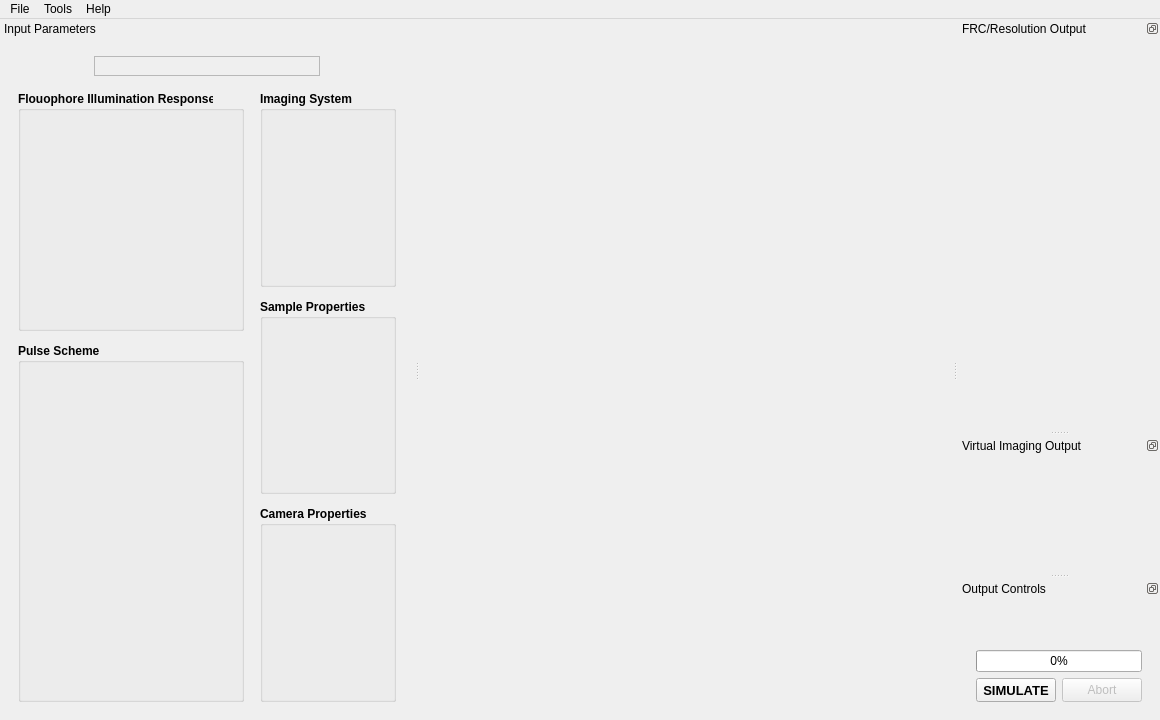
The window that frcpredict/ui/main/main_window_w.ui (Bodeeen/Resolution_prediction_software) describes before a commit, drawn with Qt 5.
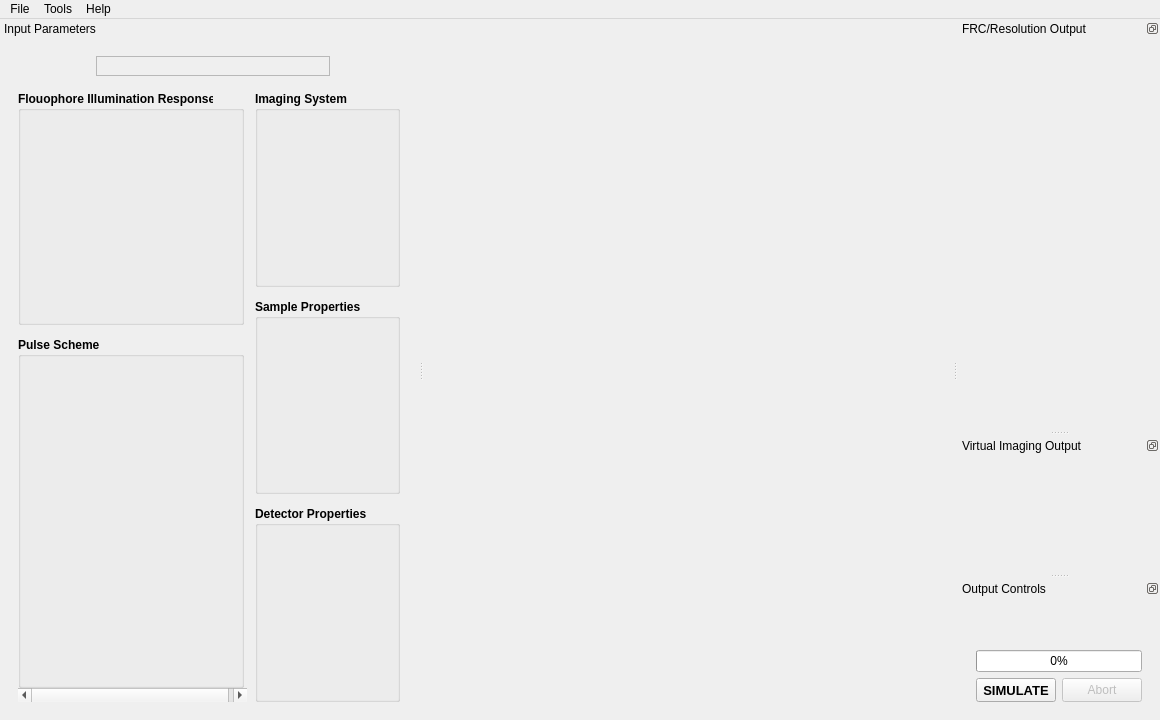
The same window after the commit. Custom widgets are drawn as their Qt base class.

Commit message: feat: detector properties instead of camera properties (#12)

Patch:
```diff
--- a/frcpredict/ui/main/main_window_w.ui
+++ b/frcpredict/ui/main/main_window_w.ui
@@ -164,7 +164,7 @@
       <number>18</number>
      </property>
      <property name="rightMargin">
-      <number>18</number>
+      <number>10</number>
      </property>
      <property name="bottomMargin">
       <number>18</number>
@@ -245,45 +245,43 @@
         </layout>
        </item>
        <item>
-        <widget class="QScrollArea" name="scrollArea">
-         <property name="frameShape">
-          <enum>QFrame::NoFrame</enum>
-         </property>
-         <property name="widgetResizable">
-          <bool>true</bool>
-         </property>
-         <widget class="QWidget" name="scrollAreaWidgetContents">
-          <property name="geometry">
-           <rect>
-            <x>0</x>
-            <y>0</y>
-            <width>358</width>
-            <height>598</height>
-           </rect>
-          </property>
-          <layout class="QGridLayout" name="gridLayout_6">
-           <property name="leftMargin">
-            <number>0</number>
-           </property>
-           <property name="topMargin">
-            <number>0</number>
-           </property>
-           <property name="rightMargin">
-            <number>0</number>
-           </property>
-           <property name="bottomMargin">
-            <number>0</number>
-           </property>
-           <item row="0" column="0">
             <layout class="QHBoxLayout" name="horizontalLayout_2" stretch="3,2">
              <property name="spacing">
-              <number>16</number>
+          <number>8</number>
              </property>
              <item>
-              <layout class="QVBoxLayout" name="verticalLayout_6" stretch="2,3">
+          <widget class="QScrollArea" name="scrollArea_2">
+           <property name="frameShape">
+            <enum>QFrame::NoFrame</enum>
+           </property>
+           <property name="widgetResizable">
+            <bool>true</bool>
+           </property>
+           <widget class="QWidget" name="scrollAreaWidgetContents_3">
+            <property name="geometry">
+             <rect>
+              <x>0</x>
+              <y>0</y>
+              <width>219</width>
+              <height>579</height>
+             </rect>
+            </property>
+            <layout class="QVBoxLayout" name="verticalLayout" stretch="2,3">
                <property name="spacing">
                 <number>12</number>
                </property>
+             <property name="leftMargin">
+              <number>0</number>
+             </property>
+             <property name="topMargin">
+              <number>0</number>
+             </property>
+             <property name="rightMargin">
+              <number>8</number>
+             </property>
+             <property name="bottomMargin">
+              <number>0</number>
+             </property>
                <item>
                 <widget class="QGroupBox" name="groupBox">
                  <property name="font">
@@ -338,12 +336,42 @@
                 </widget>
                </item>
               </layout>
+           </widget>
+          </widget>
              </item>
              <item>
-              <layout class="QVBoxLayout" name="verticalLayout_4">
+          <widget class="QScrollArea" name="scrollArea_3">
+           <property name="frameShape">
+            <enum>QFrame::NoFrame</enum>
+           </property>
+           <property name="widgetResizable">
+            <bool>true</bool>
+           </property>
+           <widget class="QWidget" name="scrollAreaWidgetContents_4">
+            <property name="geometry">
+             <rect>
+              <x>0</x>
+              <y>0</y>
+              <width>139</width>
+              <height>579</height>
+             </rect>
+            </property>
+            <layout class="QVBoxLayout" name="verticalLayout_5">
                <property name="spacing">
                 <number>12</number>
                </property>
+             <property name="leftMargin">
+              <number>0</number>
+             </property>
+             <property name="topMargin">
+              <number>0</number>
+             </property>
+             <property name="rightMargin">
+              <number>8</number>
+             </property>
+             <property name="bottomMargin">
+              <number>0</number>
+             </property>
                <item>
                 <widget class="QGroupBox" name="groupBox_2">
                  <property name="font">
@@ -403,7 +431,7 @@
                   </font>
                  </property>
                  <property name="title">
-                  <string>Camera Properties</string>
+                <string>Detector Properties</string>
                  </property>
                  <layout class="QGridLayout" name="gridLayout_2">
                   <item row="1" column="0">
@@ -420,12 +448,10 @@
                 </widget>
                </item>
               </layout>
-             </item>
-            </layout>
-           </item>
-          </layout>
-         </widget>
-        </widget>
+           </widget>
+          </widget>
+         </item>
+        </layout>
        </item>
       </layout>
      </item>
@@ -638,6 +664,12 @@
   </action>
  </widget>
  <customwidgets>
+  <customwidget>
+   <class>ConfigPanelWidget</class>
+   <extends>QWidget</extends>
+   <header>frcpredict.ui</header>
+   <container>1</container>
+  </customwidget>
   <customwidget>
    <class>FluorophoreSettingsWidget</class>
    <extends>QWidget</extends>
@@ -686,12 +718,6 @@
    <header>frcpredict.ui</header>
    <container>1</container>
   </customwidget>
-  <customwidget>
-   <class>ConfigPanelWidget</class>
-   <extends>QWidget</extends>
-   <header>frcpredict.ui</header>
-   <container>1</container>
-  </customwidget>
  </customwidgets>
  <resources/>
  <connections/>
```
Left out of the diff: 4 changed lines with no effect on the pictures. Lines whose indentation alone changed are shown as unchanged. The commit also changes 17 other files.
